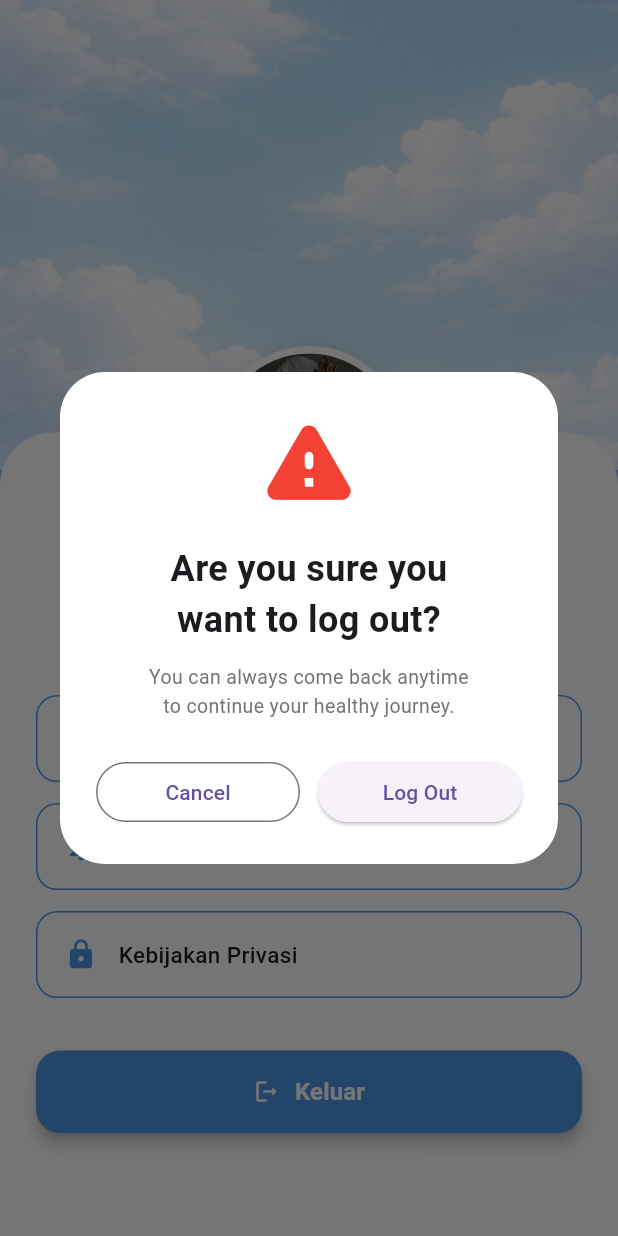
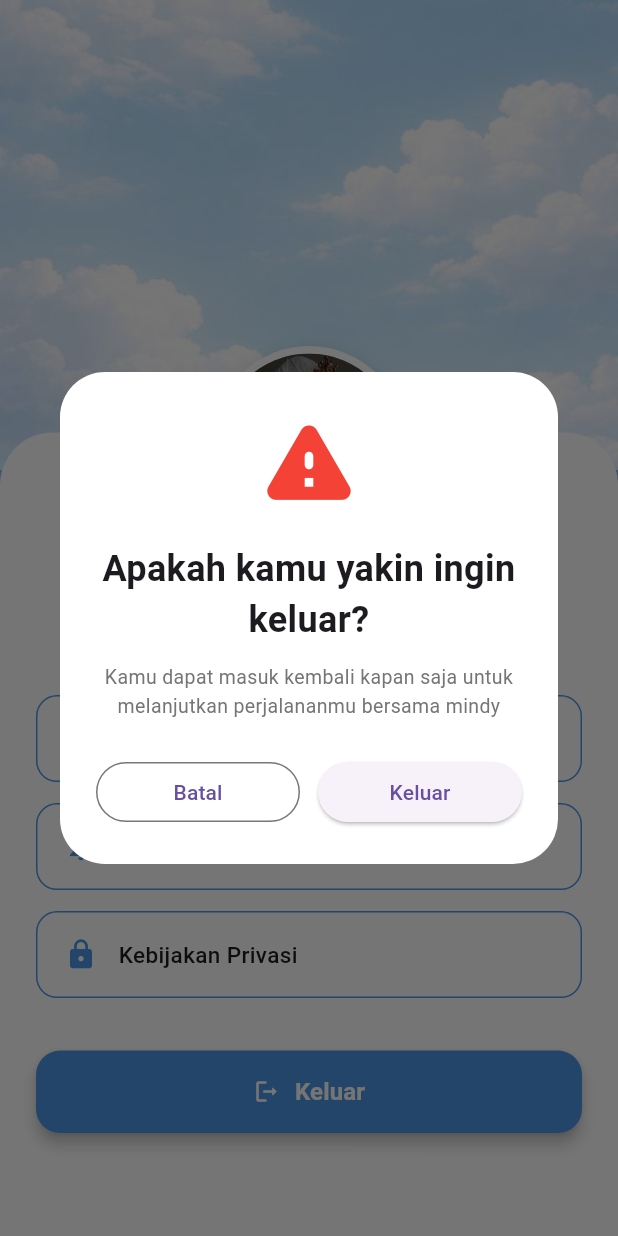
Before and after one commit to amaliaqrn-code/mindfultech-app, a Flutter app: the ProfileScreen screen opened directly, after a tap on "Keluar", on a phone screen of 412 x 824 dp. Run offline on Flutter 3.47's test engine with Material 3 defaults, Android fonts, the light colour scheme and no system bars; our stand-ins replace animate_do, confetti, dio, equatable, flutter_bloc, flutter_svg and 6 more; accounts and stored records are empty.

Commit message:
Progress logout feature

```diff
--- a/lib/core/network/api_constants.dart
+++ b/lib/core/network/api_constants.dart
@@ -1,10 +1,7 @@
 class ApiConstants {
   // Host machine local server IP
   static const String baseUrl =
-      'http://172.16.4.40:8000/api'; // Using remote IP as it's more likely updated
-  static const String baseUrl =
-      'http://172.16.4.20:8000/api'; // Using remote IP as it's more likely updated
-  // Using remote IP as it's more likely updated
+      'http://192.168.0.102:8000/api'; // Using remote IP as it's more likely updated
   static const int connectionTimeout = 10000; // 10 detik saja
   static const int receiveTimeout = 10000; // 10 detik saja
 }
--- a/lib/presentation/profile/widgets/logout_dialog.dart
+++ b/lib/presentation/profile/widgets/logout_dialog.dart
@@ -24,13 +24,13 @@ class LogoutDialog extends StatelessWidget {
             const Icon(Icons.warning_rounded, color: Colors.red, size: 70),
             const SizedBox(height: 20),
             const Text(
-              'Are you sure you\nwant to log out?',
+              'Apakah kamu yakin ingin keluar?',
               textAlign: TextAlign.center,
               style: TextStyle(fontSize: 24, fontWeight: FontWeight.bold),
             ),
             const SizedBox(height: 12),
             Text(
-              'You can always come back anytime\nto continue your healthy journey.',
+              'Kamu dapat masuk kembali kapan saja untuk melanjutkan perjalananmu bersama mindy',
               textAlign: TextAlign.center,
               style: TextStyle(color: Colors.grey.shade600, fontSize: 13),
             ),
@@ -42,7 +42,7 @@ class LogoutDialog extends StatelessWidget {
                     onPressed: () {
                       Navigator.pop(context);
                     },
-                    child: const Text('Cancel'),
+                    child: const Text('Batal'),
                   ),
                 ),
                 const SizedBox(width: 12),
@@ -63,7 +63,7 @@ class LogoutDialog extends StatelessWidget {
                         (route) => false,
                       );
                     },
-                    child: const Text("Log Out"),
+                    child: const Text("Keluar"),
                   ),
                 ),
               ],
--- a/pubspec.yaml
+++ b/pubspec.yaml
@@ -64,10 +64,10 @@ flutter:
     - assets/images/onboarding/mindy1.png
     - assets/images/onboarding/mindy2.png
     - assets/images/onboarding/mindy3.png
-    - assets/images/onboarding/mindy4.png
     - assets/images/onboarding/Book.png
     - assets/images/onboarding/Energy.png
     - assets/images/onboarding/File.png
+    - assets/images/onboarding/mindy4.png
 
     # Onboarding icons
     - assets/icon/onboarding/
```
Also changed, not shown: lib/presentation/onboarding/pages/onboarding_page.dart (+9 -15 lines), lib/presentation/onboarding/widgets/onboarding_item.dart (+8 -14 lines), assets/images/onboarding/mindy4.png.
